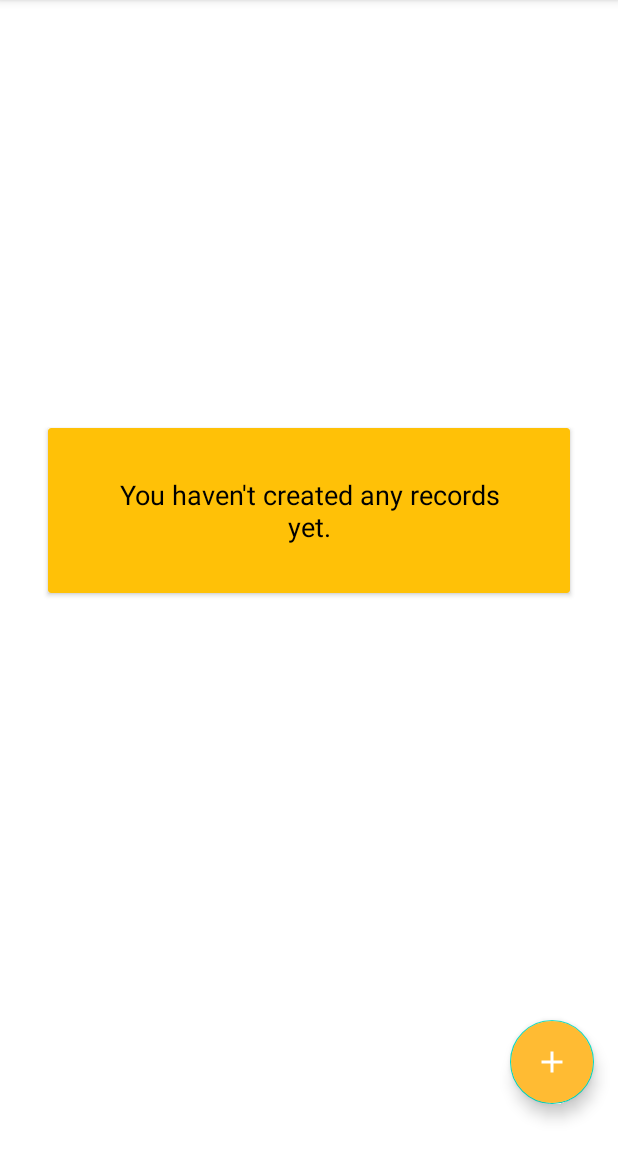
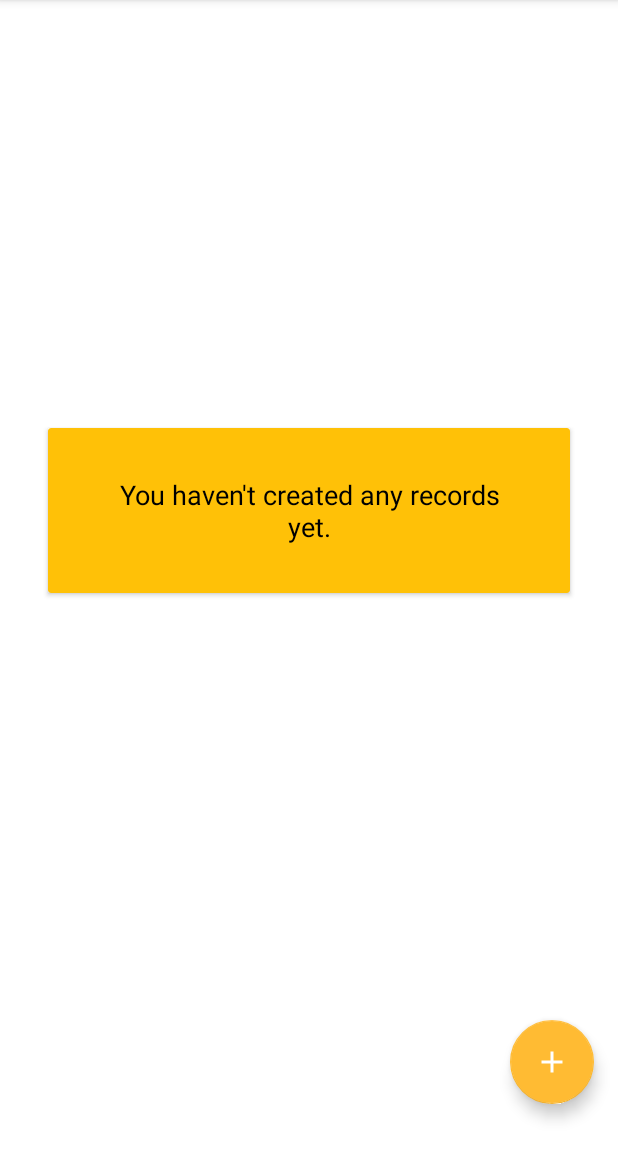
Before and after one commit to vlads4ever/AndroidNoteApp, an Android app: the screen it shows after launch (MainActivity), on a phone screen of 412 x 824 dp, the part 84-1236 px from its top. Run offline under Robolectric (Android 15) with nearby library versions, the phone set to English and light mode, and no system bars; our stand-ins replace Dagger/Hilt's generated code, Room's generated code.

Commit message:
Color fixes

```diff
--- a/NoteApp/app/src/main/res/layout/record_card.xml
+++ b/NoteApp/app/src/main/res/layout/record_card.xml
@@ -25,7 +25,7 @@
                 android:id="@+id/record_card_title"
                 android:layout_width="match_parent"
                 android:layout_height="wrap_content"
-                android:text="@string/record_date_text"
+                android:text="@string/record_title_text"
                 android:textColor="@color/black"
                 android:textSize="20sp"
                 android:textStyle="bold"
--- a/NoteApp/app/src/main/res/values-night/themes.xml
+++ b/NoteApp/app/src/main/res/values-night/themes.xml
@@ -6,8 +6,8 @@
         <item name="colorPrimaryVariant">@android:color/holo_orange_dark</item>
         <item name="colorOnPrimary">@color/black</item>
         <!-- Secondary brand color. -->
-        <item name="colorSecondary">@color/teal_200</item>
-        <item name="colorSecondaryVariant">@color/teal_200</item>
+        <item name="colorSecondary">@android:color/holo_orange_light</item>
+        <item name="colorSecondaryVariant">@android:color/holo_orange_dark</item>
         <item name="colorOnSecondary">@color/black</item>
         <!-- Status bar color. -->
         <item name="android:statusBarColor">?attr/colorPrimaryVariant</item>
--- a/NoteApp/app/src/main/res/values/strings.xml
+++ b/NoteApp/app/src/main/res/values/strings.xml
@@ -19,4 +19,5 @@
     <string name="notification_no_title">No title specified!</string>
     <string name="choose_color_button_desc">Choose color</string>
     <string name="notification_color_title">Choose note color</string>
+    <string name="record_title_text">Record title</string>
 </resources>
--- a/NoteApp/app/src/main/res/values/themes.xml
+++ b/NoteApp/app/src/main/res/values/themes.xml
@@ -6,8 +6,8 @@
         <item name="colorPrimaryVariant">@android:color/holo_orange_dark</item>
         <item name="colorOnPrimary">@color/white</item>
         <!-- Secondary brand color. -->
-        <item name="colorSecondary">@color/teal_200</item>
-        <item name="colorSecondaryVariant">@color/teal_700</item>
+        <item name="colorSecondary">@android:color/holo_orange_light</item>
+        <item name="colorSecondaryVariant">@android:color/holo_orange_dark</item>
         <item name="colorOnSecondary">@color/black</item>
         <!-- Status bar color. -->
         <item name="android:statusBarColor">?attr/colorPrimaryVariant</item>
```
Also changed, not shown: 1 other file.
